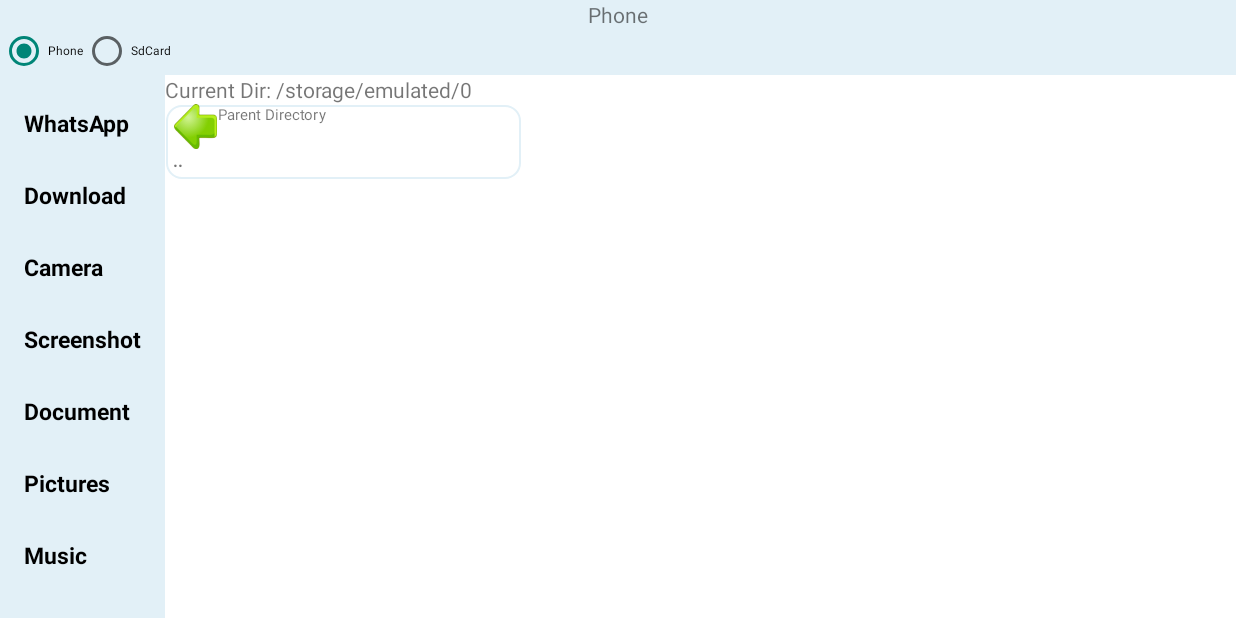
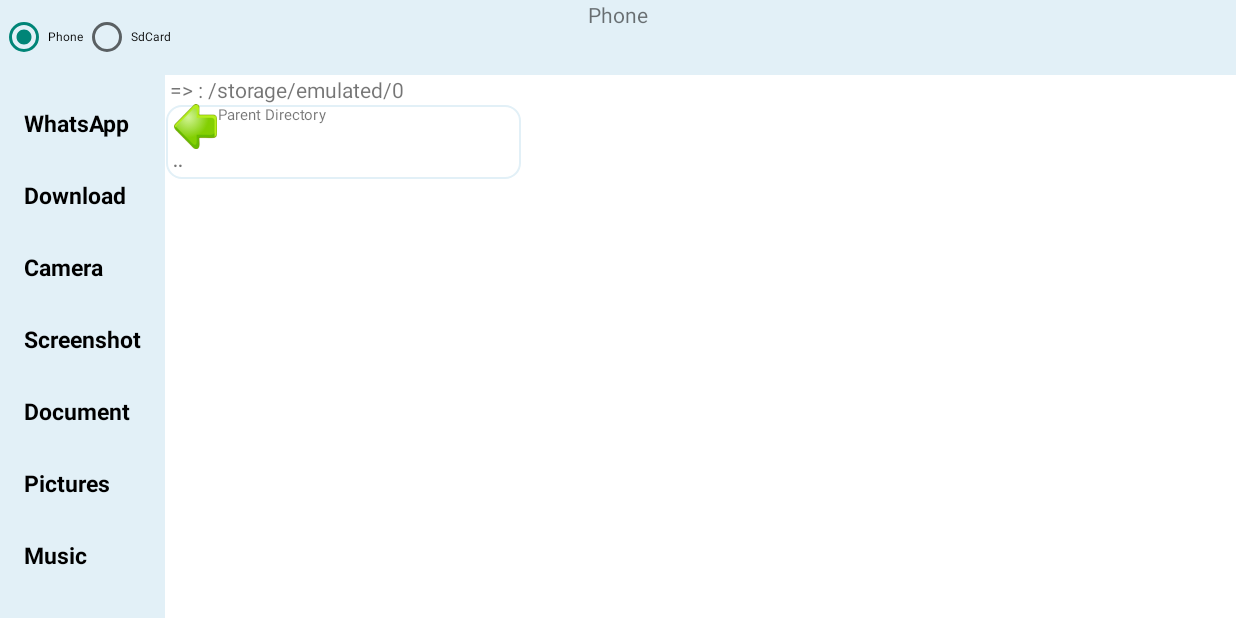
Before and after one commit to InnovativeSolutionApps/Finder, an Android app: the screen it shows after launch (MainActivity), on a phone screen of 824 x 412 dp (held sideways). Run offline under Robolectric (Android 15) with nearby library versions, the light colour scheme and no system bars.

Commit message:
11 Mar 2021 - commit 1
file size in MB calculated done,
Header Text path nav updated.
Radio button size minimized.

```diff
--- a/app/src/main/res/layout/activity_drawer_main.xml
+++ b/app/src/main/res/layout/activity_drawer_main.xml
@@ -16,8 +16,8 @@
         <LinearLayout
             android:layout_width="wrap_content"
             android:layout_height="wrap_content"
-            android:layout_alignParentBottom="true"
             android:layout_alignParentLeft="true"
+            android:layout_centerVertical="true"
             android:orientation="horizontal">
 
 
@@ -29,17 +29,21 @@
                 android:layout_below="@+id/txtView">
                 <RadioButton
                     android:id="@+id/rPhone"
-                    android:layout_width="wrap_content"
+                    android:layout_width="match_parent"
                     android:textSize="8dp"
+                    android:scaleX="1"
+                    android:scaleY="1"
                     android:padding="0dp"
                     android:layout_height="wrap_content"
                     android:text="Phone"
                     android:onClick="onRadioButtonClicked"/>
                 <RadioButton
                     android:id="@+id/rSdCard"
-                    android:layout_width="wrap_content"
+                    android:layout_width="match_parent"
                     android:textSize="8dp"
                     android:padding="0dp"
+                    android:scaleX="1"
+                    android:scaleY="1"
                     android:layout_height="wrap_content"
                     android:text="SdCard"
                     android:onClick="onRadioButtonClicked"/>
@@ -83,10 +87,9 @@
             <com.google.android.material.navigation.NavigationView
                 android:id="@+id/nav_view"
                 android:layout_width="110dp"
-                android:layout_height="match_parent"
+                android:layout_height="wrap_content"
                 android:layout_gravity="start"
                 app:itemIconPadding="0dp"
-                app:itemIconSize="0dp"
                 app:itemTextAppearance="@style/NavStyle"
                 android:background="#E2F0F7"
                 android:fitsSystemWindows="true"
```
Also changed, not shown: app/src/main/java/com/innovativesolutions/finder/MainActivity.java (+31 -31 lines).
